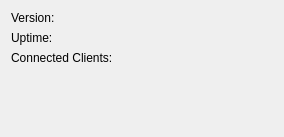
Old version of the form src/qtui/ui/coreinfodlg.ui in the repository quassel/quassel.
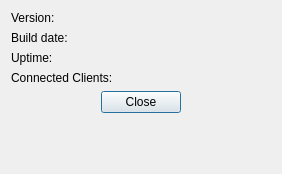
New version of the form.

Commit message: some tweaks to the coreinfo dialog

What changed in the file:
```diff
--- a/src/qtui/ui/coreinfodlg.ui
+++ b/src/qtui/ui/coreinfodlg.ui
@@ -5,8 +5,8 @@
    <rect>
     <x>0</x>
     <y>0</y>
-    <width>284</width>
-    <height>137</height>
+    <width>282</width>
+    <height>174</height>
    </rect>
   </property>
   <property name="windowTitle" >
@@ -29,34 +29,85 @@
        </property>
       </widget>
      </item>
-     <item row="1" column="0" >
+     <item row="2" column="0" >
       <widget class="QLabel" name="label_4" >
        <property name="text" >
         <string>Uptime:</string>
        </property>
       </widget>
      </item>
-     <item row="2" column="0" >
+     <item row="3" column="0" >
       <widget class="QLabel" name="label_3" >
        <property name="text" >
         <string>Connected Clients:</string>
        </property>
       </widget>
      </item>
-     <item row="2" column="1" >
+     <item row="3" column="1" >
       <widget class="QLabel" name="labelClientCount" >
        <property name="text" >
         <string>&lt;connected clients></string>
        </property>
       </widget>
      </item>
-     <item row="1" column="1" >
+     <item row="2" column="1" >
       <widget class="QLabel" name="labelUptime" >
        <property name="text" >
         <string>&lt;core uptime></string>
        </property>
       </widget>
      </item>
+     <item row="1" column="0" >
+      <widget class="QLabel" name="label" >
+       <property name="text" >
+        <string>Build date:</string>
+       </property>
+      </widget>
+     </item>
+     <item row="1" column="1" >
+      <widget class="QLabel" name="labelCoreBuildDate" >
+       <property name="text" >
+        <string>&lt;build date></string>
+       </property>
+      </widget>
+     </item>
+    </layout>
+   </item>
+   <item>
+    <layout class="QGridLayout" name="gridLayout_2" >
+     <item row="0" column="1" >
+      <widget class="QPushButton" name="closeButton" >
+       <property name="text" >
+        <string>Close</string>
+       </property>
+      </widget>
+     </item>
+     <item row="0" column="0" >
+      <spacer name="horizontalSpacer" >
+       <property name="orientation" >
+        <enum>Qt::Horizontal</enum>
+       </property>
+       <property name="sizeHint" stdset="0" >
+        <size>
+         <width>40</width>
+         <height>20</height>
+        </size>
+       </property>
+      </spacer>
+     </item>
+     <item row="0" column="2" >
+      <spacer name="horizontalSpacer_2" >
+       <property name="orientation" >
+        <enum>Qt::Horizontal</enum>
+       </property>
+       <property name="sizeHint" stdset="0" >
+        <size>
+         <width>40</width>
+         <height>20</height>
+        </size>
+       </property>
+      </spacer>
+     </item>
     </layout>
    </item>
    <item>
@@ -67,7 +118,7 @@
      <property name="sizeHint" stdset="0" >
       <size>
        <width>20</width>
-       <height>28</height>
+       <height>0</height>
       </size>
      </property>
     </spacer>
```
The commit also changes 2 other files.
